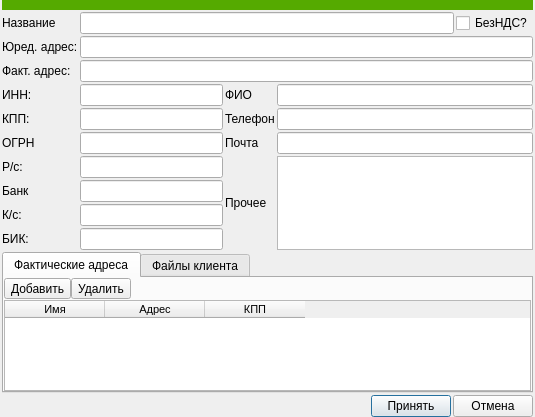
Above: ui/client.ui from Meller008/CRM-Avi before the change. Below: the same form after it.
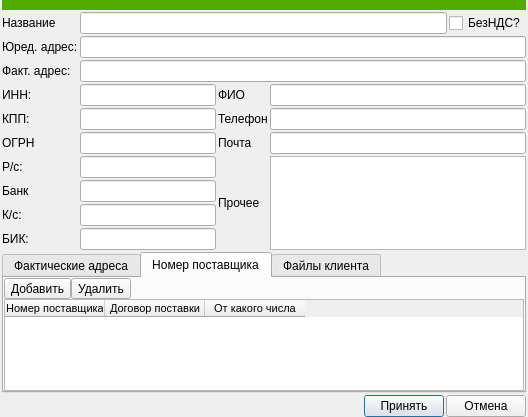
That is the form after the change.

Patch:
```diff
--- a/ui/client.ui
+++ b/ui/client.ui
@@ -6,7 +6,7 @@
    <rect>
     <x>0</x>
     <y>0</y>
-    <width>535</width>
+    <width>528</width>
     <height>417</height>
    </rect>
   </property>
@@ -234,7 +234,7 @@
       <bool>true</bool>
      </property>
      <property name="currentIndex">
-      <number>0</number>
+      <number>1</number>
      </property>
      <widget class="QWidget" name="tab">
       <attribute name="title">
@@ -254,7 +254,7 @@
         <number>0</number>
        </property>
        <property name="spacing">
-        <number>1</number>
+        <number>0</number>
        </property>
        <item row="0" column="0">
         <layout class="QHBoxLayout" name="horizontalLayout_4">
@@ -329,6 +329,99 @@
        </item>
       </layout>
      </widget>
+     <widget class="QWidget" name="tab_3">
+      <attribute name="title">
+       <string>Номер поставщика</string>
+      </attribute>
+      <layout class="QGridLayout" name="gridLayout_4">
+       <property name="leftMargin">
+        <number>0</number>
+       </property>
+       <property name="topMargin">
+        <number>0</number>
+       </property>
+       <property name="rightMargin">
+        <number>0</number>
+       </property>
+       <property name="bottomMargin">
+        <number>0</number>
+       </property>
+       <property name="spacing">
+        <number>0</number>
+       </property>
+       <item row="0" column="0">
+        <layout class="QHBoxLayout" name="horizontalLayout_5">
+         <property name="spacing">
+          <number>0</number>
+         </property>
+         <item>
+          <widget class="QToolButton" name="toolButton_3">
+           <property name="text">
+            <string>Добавить</string>
+           </property>
+          </widget>
+         </item>
+         <item>
+          <widget class="QToolButton" name="toolButton_4">
+           <property name="text">
+            <string>Удалить</string>
+           </property>
+          </widget>
+         </item>
+         <item>
+          <spacer name="horizontalSpacer_3">
+           <property name="orientation">
+            <enum>Qt::Horizontal</enum>
+           </property>
+           <property name="sizeHint" stdset="0">
+            <size>
+             <width>40</width>
+             <height>20</height>
+            </size>
+           </property>
+          </spacer>
+         </item>
+        </layout>
+       </item>
+       <item row="1" column="0">
+        <widget class="QTableWidget" name="tw_vendor_number">
+         <property name="font">
+          <font>
+           <family>Tahoma</family>
+           <pointsize>8</pointsize>
+          </font>
+         </property>
+         <property name="editTriggers">
+          <set>QAbstractItemView::NoEditTriggers</set>
+         </property>
+         <property name="selectionBehavior">
+          <enum>QAbstractItemView::SelectRows</enum>
+         </property>
+         <attribute name="verticalHeaderDefaultSectionSize">
+          <number>20</number>
+         </attribute>
+         <attribute name="verticalHeaderMinimumSectionSize">
+          <number>18</number>
+         </attribute>
+         <column>
+          <property name="text">
+           <string>Номер поставщика</string>
+          </property>
+         </column>
+         <column>
+          <property name="text">
+           <string>Договор поставки</string>
+          </property>
+         </column>
+         <column>
+          <property name="text">
+           <string>От какого числа</string>
+          </property>
+         </column>
+        </widget>
+       </item>
+      </layout>
+     </widget>
      <widget class="QWidget" name="tab_2">
       <attribute name="title">
        <string>Файлы клиента</string>
```
Left out of the diff: 94 changed lines with no effect on the pictures.
